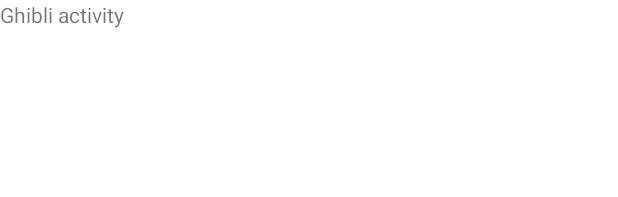
After one commit to marn974/4A_project, an Android app: the layout data_ghibli_activity.xml on its own in the app's theme, with its tools: preview values and no code run, on a phone screen of 412 x 824 dp. The commit adds this screen. Shown: the top 197 px of the screen. Run offline under Robolectric (Android 15) with nearby library versions, the phone set to English and light mode, and no system bars.

Commit message:
[features] Navigate to another activity (dataGhibliActivity )

```diff
--- a/app/src/main/AndroidManifest.xml
+++ b/app/src/main/AndroidManifest.xml
@@ -20,6 +20,7 @@
                 <category android:name="android.intent.category.LAUNCHER" />
             </intent-filter>
         </activity>
+        <activity android:name=".presentation.main.DataGhibliActivity" ></activity>
     </application>
 
 </manifest>
--- /dev/null
+++ b/app/src/main/res/layout/data_ghibli_activity.xml
@@ -0,0 +1,12 @@
+<?xml version="1.0" encoding="utf-8"?>
+<LinearLayout xmlns:android="http://schemas.android.com/apk/res/android"
+    android:layout_width="match_parent"
+    android:layout_height="match_parent">
+
+    <TextView
+        android:id="@+id/textView"
+        android:layout_width="wrap_content"
+        android:layout_height="wrap_content"
+        android:layout_weight="1"
+        android:text="Ghibli activity" />
+</LinearLayout>
```
Also changed, not shown: app/src/main/java/com/example/a4a_project/presentation/main/DataGhibliActivity.kt (added, +14 -0 lines), app/src/main/java/com/example/a4a_project/presentation/main/MainActivity.kt (+5 -8 lines).
